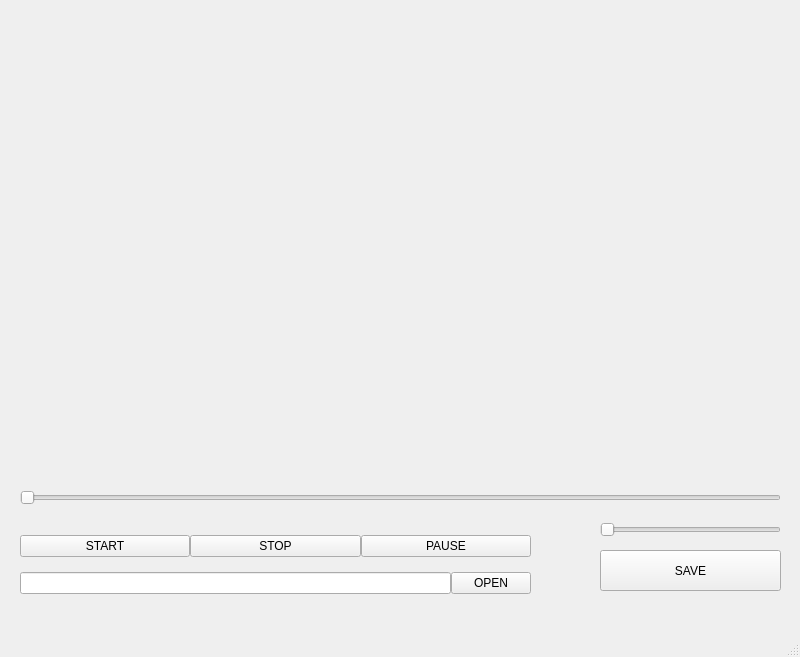
Before: the Qt Designer form viewscape.ui in stemirkhan/ViewScape, drawn with Qt 5.
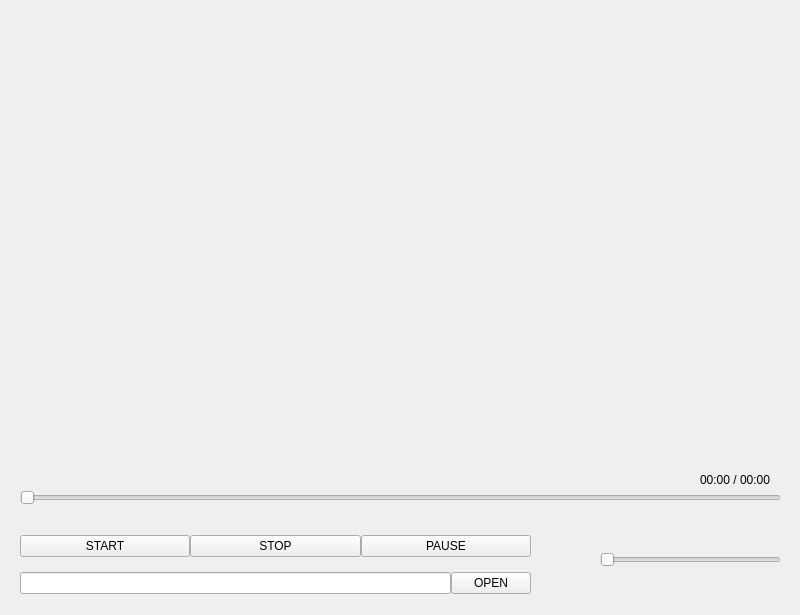
After: the same form once the commit is applied.

What changed in the file:
```diff
--- a/viewscape.ui
+++ b/viewscape.ui
@@ -7,7 +7,7 @@
     <x>0</x>
     <y>0</y>
     <width>800</width>
-    <height>657</height>
+    <height>615</height>
    </rect>
   </property>
   <property name="windowTitle">
@@ -37,30 +37,17 @@
      <enum>Qt::Horizontal</enum>
     </property>
    </widget>
-   <widget class="QSlider" name="soundSlider_2">
-    <property name="geometry">
-     <rect>
-      <x>600</x>
-      <y>520</y>
-      <width>181</width>
-      <height>20</height>
-     </rect>
-    </property>
-    <property name="orientation">
-     <enum>Qt::Horizontal</enum>
-    </property>
-   </widget>
-   <widget class="QPushButton" name="soveButton">
+   <widget class="QSlider" name="soundSlider">
     <property name="geometry">
      <rect>
       <x>600</x>
       <y>550</y>
       <width>181</width>
-      <height>41</height>
+      <height>20</height>
      </rect>
     </property>
-    <property name="text">
-     <string>SAVE</string>
+    <property name="orientation">
+     <enum>Qt::Horizontal</enum>
     </property>
    </widget>
    <widget class="QLabel" name="timeProgressLabel">
@@ -73,7 +60,7 @@
      </rect>
     </property>
     <property name="text">
-     <string/>
+     <string>00:00 / 00:00</string>
     </property>
    </widget>
    <widget class="QWidget" name="">
@@ -134,17 +121,6 @@
     </layout>
    </widget>
   </widget>
-  <widget class="QMenuBar" name="menubar">
-   <property name="geometry">
-    <rect>
-     <x>0</x>
-     <y>0</y>
-     <width>800</width>
-     <height>21</height>
-    </rect>
-   </property>
-  </widget>
-  <widget class="QStatusBar" name="statusbar"/>
  </widget>
  <resources/>
  <connections/>
```
